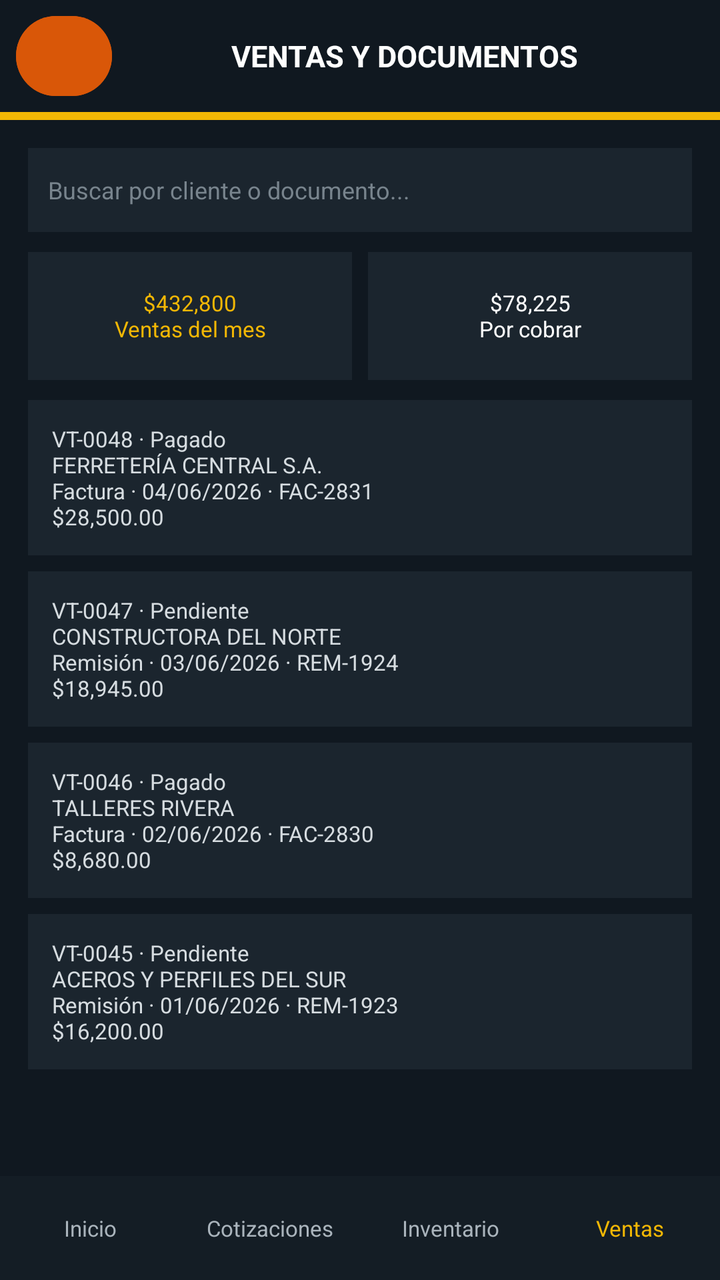
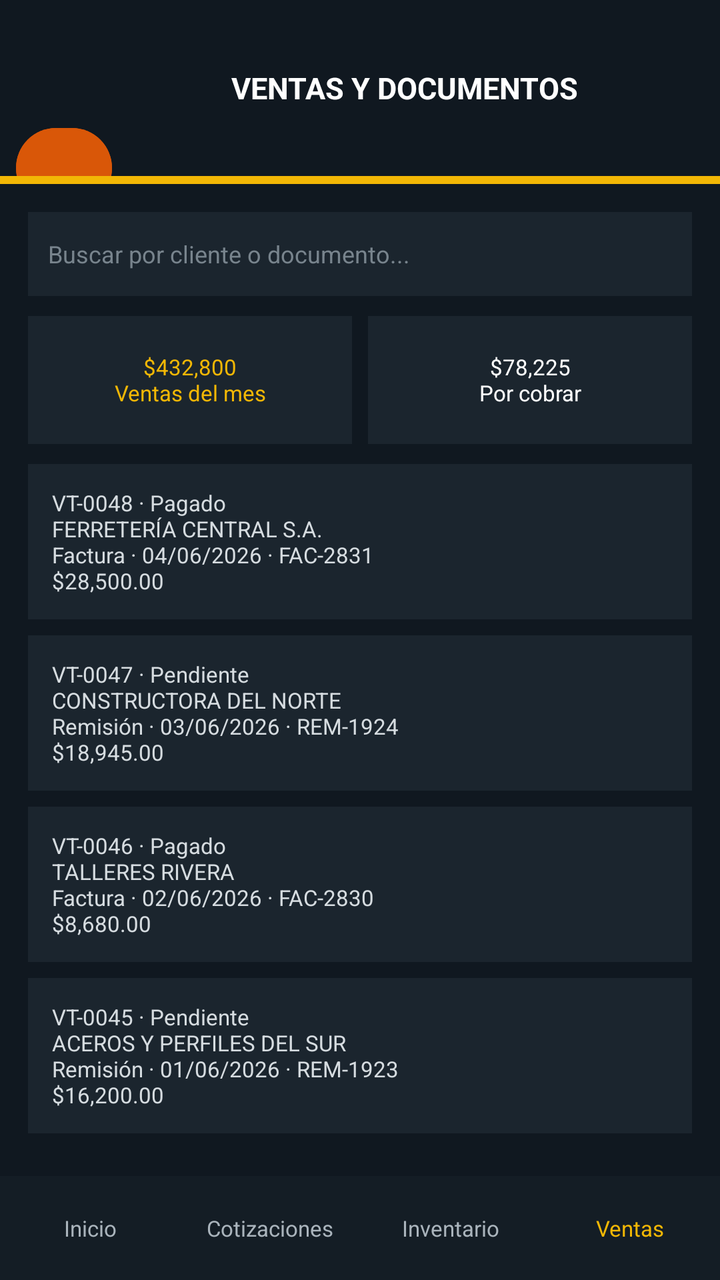

Two renders of the same Android screen: before a commit and after it. Below are the layout's source before the change and the commit's diff.
<!-- AndroidManifest.xml: application theme Theme.Aceroswecorp -->
<!-- res/layout/activity_ventas_documentos.xml -->
<?xml version="1.0" encoding="utf-8"?>
<LinearLayout xmlns:android="http://schemas.android.com/apk/res/android"
    android:id="@+id/screen_root"
    android:layout_width="match_parent"
    android:layout_height="match_parent"
    android:background="#101820"
    android:orientation="vertical">

    <LinearLayout
        android:layout_width="match_parent"
        android:layout_height="56dp"
        android:gravity="center_vertical"
        android:orientation="horizontal"
        android:paddingStart="8dp"
        android:paddingEnd="12dp">

        <Button
            android:id="@+id/screen_back"
            android:layout_width="48dp"
            android:layout_height="48dp"
            android:backgroundTint="#D95708"
            android:contentDescription="@string/back"
            android:text="@string/back_arrow"
            android:textColor="#FFFFFF"
            android:textSize="24sp" />

        <TextView
            android:layout_width="0dp"
            android:layout_height="wrap_content"
            android:layout_weight="1"
            android:gravity="center"
            android:text="VENTAS Y DOCUMENTOS"
            android:textColor="#FFFFFF"
            android:textSize="15sp"
            android:textStyle="bold" />
    </LinearLayout>

    <TextView android:layout_width="match_parent" android:layout_height="4dp" android:background="#F2B705" />

    <ScrollView
        android:layout_width="match_parent"
        android:layout_height="0dp"
        android:layout_weight="1">

        <LinearLayout
            android:layout_width="match_parent"
            android:layout_height="wrap_content"
            android:orientation="vertical"
            android:padding="14dp">

            <EditText android:layout_width="match_parent" android:layout_height="42dp" android:background="#1B252E" android:hint="Buscar por cliente o documento..." android:padding="10dp" android:textColor="#FFFFFF" android:textColorHint="#78848D" android:textSize="12sp" />
            <LinearLayout android:layout_width="match_parent" android:layout_height="64dp" android:layout_marginTop="10dp" android:orientation="horizontal">
                <TextView android:layout_width="0dp" android:layout_height="match_parent" android:layout_marginEnd="4dp" android:layout_weight="1" android:background="#1B252E" android:gravity="center" android:text="$432,800&#10;Ventas del mes" android:textColor="#F2B705" android:textSize="11sp" />
                <TextView android:layout_width="0dp" android:layout_height="match_parent" android:layout_marginStart="4dp" android:layout_weight="1" android:background="#1B252E" android:gravity="center" android:text="$78,225&#10;Por cobrar" android:textColor="#FFFFFF" android:textSize="11sp" />
            </LinearLayout>

            <TextView android:layout_width="match_parent" android:layout_height="wrap_content" android:layout_marginTop="10dp" android:background="#1B252E" android:padding="12dp" android:text="VT-0048 · Pagado&#10;FERRETERÍA CENTRAL S.A.&#10;Factura · 04/06/2026 · FAC-2831&#10;$28,500.00" android:textColor="#D6DCE0" android:textSize="11sp" />
            <TextView android:layout_width="match_parent" android:layout_height="wrap_content" android:layout_marginTop="8dp" android:background="#1B252E" android:padding="12dp" android:text="VT-0047 · Pendiente&#10;CONSTRUCTORA DEL NORTE&#10;Remisión · 03/06/2026 · REM-1924&#10;$18,945.00" android:textColor="#D6DCE0" android:textSize="11sp" />
            <TextView android:layout_width="match_parent" android:layout_height="wrap_content" android:layout_marginTop="8dp" android:background="#1B252E" android:padding="12dp" android:text="VT-0046 · Pagado&#10;TALLERES RIVERA&#10;Factura · 02/06/2026 · FAC-2830&#10;$8,680.00" android:textColor="#D6DCE0" android:textSize="11sp" />
            <TextView android:layout_width="match_parent" android:layout_height="wrap_content" android:layout_marginTop="8dp" android:background="#1B252E" android:padding="12dp" android:text="VT-0045 · Pendiente&#10;ACEROS Y PERFILES DEL SUR&#10;Remisión · 01/06/2026 · REM-1923&#10;$16,200.00" android:textColor="#D6DCE0" android:textSize="11sp" />
        </LinearLayout>
    </ScrollView>

    <LinearLayout android:layout_width="match_parent" android:layout_height="52dp" android:background="#141D25" android:gravity="center" android:orientation="horizontal">
        <TextView android:id="@+id/nav_inicio" android:layout_width="0dp" android:layout_height="match_parent" android:layout_weight="1" android:gravity="center" android:text="Inicio" android:textColor="#AAB4BC" android:textSize="11sp" />
        <TextView android:id="@+id/nav_cotizaciones" android:layout_width="0dp" android:layout_height="match_parent" android:layout_weight="1" android:gravity="center" android:text="Cotizaciones" android:textColor="#AAB4BC" android:textSize="11sp" />
        <TextView android:id="@+id/nav_inventario" android:layout_width="0dp" android:layout_height="match_parent" android:layout_weight="1" android:gravity="center" android:text="Inventario" android:textColor="#AAB4BC" android:textSize="11sp" />
        <TextView android:id="@+id/nav_ventas" android:layout_width="0dp" android:layout_height="match_parent" android:layout_weight="1" android:gravity="center" android:text="Ventas" android:textColor="#F2B705" android:textSize="11sp" />
    </LinearLayout>
</LinearLayout>
<!-- resources referenced by this layout -->
<resources>
  <string name="back">Volver</string>
  <string name="back_arrow">‹</string>
  <style name="Theme.Aceroswecorp" parent="Base.Theme.Aceroswecorp" />
  <style name="Base.Theme.Aceroswecorp" parent="Theme.Material3.DayNight.NoActionBar">
          
          
      </style>
</resources>

<!-- the commit's change to res/layout/activity_ventas_documentos.xml (unified diff, before → after) -->
@@ -8,7 +8,7 @@
 
     <LinearLayout
         android:layout_width="match_parent"
-        android:layout_height="56dp"
+        android:layout_height="wrap_content"
         android:gravity="center_vertical"
         android:orientation="horizontal"
         android:paddingStart="8dp"
@@ -20,6 +20,7 @@
             android:layout_height="48dp"
             android:backgroundTint="#D95708"
             android:contentDescription="@string/back"
+            android:layout_marginTop="40dp"
             android:text="@string/back_arrow"
             android:textColor="#FFFFFF"
             android:textSize="24sp" />
